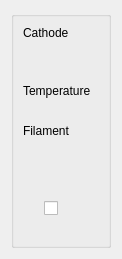
Old version of the form src/widgets/eGunLV.ui in the repository srgblnch/LinacGUI.
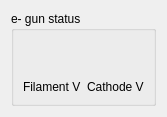
New version of the form. Custom widgets are drawn as their Qt base class.

Commit message: done clonning to Taurus the 'Start Up' view from Labview

Patch:
```diff
--- a/src/widgets/eGunLV.ui
+++ b/src/widgets/eGunLV.ui
@@ -6,123 +6,57 @@
    <rect>
     <x>0</x>
     <y>0</y>
-    <width>122</width>
-    <height>259</height>
+    <width>157</width>
+    <height>98</height>
    </rect>
   </property>
   <property name="windowTitle">
    <string>Form</string>
   </property>
-  <layout class="QGridLayout" name="gridLayout">
+  <layout class="QGridLayout" name="gridLayout_2">
    <item row="0" column="0">
     <widget class="TaurusGroupBox" name="eGunGroup">
-     <layout class="QGridLayout" name="gridLayout_2">
-      <item row="9" column="0">
-       <widget class="TaurusLed" name="onLed">
-        <property name="minimumSize">
-         <size>
-          <width>15</width>
-          <height>15</height>
-         </size>
-        </property>
-        <property name="maximumSize">
-         <size>
-          <width>15</width>
-          <height>15</height>
-         </size>
-        </property>
-       </widget>
-      </item>
-      <item row="9" column="1">
-       <widget class="TaurusValueCheckBox" name="onCheck">
-        <property name="showText">
-         <bool>false</bool>
-        </property>
-        <property name="autoApply">
-         <bool>true</bool>
-        </property>
-        <property name="forcedApply">
-         <bool>false</bool>
-        </property>
-       </widget>
-      </item>
-      <item row="11" column="0" colspan="2">
-       <widget class="TaurusLabel" name="eGunStatus"/>
-      </item>
-      <item row="8" column="0" colspan="2">
-       <widget class="TaurusLabel" name="filamentCurrent">
-        <property name="suffixText">
-         <string> A</string>
-        </property>
-       </widget>
-      </item>
-      <item row="7" column="0" colspan="2">
-       <widget class="TaurusValueSpinBox" name="filamentSetpoint">
-        <property name="autoApply">
-         <bool>true</bool>
-        </property>
-       </widget>
-      </item>
-      <item row="6" column="0" colspan="2">
+     <property name="title">
+      <string>e- gun status</string>
+     </property>
+     <layout class="QGridLayout" name="gridLayout">
+      <item row="1" column="1">
        <widget class="TaurusLabel" name="filamentValue">
         <property name="suffixText">
          <string> V</string>
         </property>
        </widget>
       </item>
-      <item row="5" column="0" colspan="2">
+      <item row="2" column="1">
        <widget class="QLabel" name="filamentLabel">
         <property name="text">
-         <string>Filament</string>
+         <string>Filament V</string>
         </property>
        </widget>
       </item>
-      <item row="4" column="0" colspan="2">
-       <widget class="TaurusLabel" name="temperatureValue">
-        <property name="suffixText">
-         <string> C</string>
-        </property>
-       </widget>
-      </item>
-      <item row="3" column="0" colspan="2">
-       <widget class="QLabel" name="temperatureLabel">
-        <property name="text">
-         <string>Temperature</string>
-        </property>
-       </widget>
-      </item>
-      <item row="2" column="0" colspan="2">
-       <widget class="TaurusValueSpinBox" name="cathodeSetpoint">
-        <property name="autoApply">
-         <bool>true</bool>
-        </property>
-       </widget>
-      </item>
-      <item row="1" column="0" colspan="2">
+      <item row="1" column="2">
        <widget class="TaurusLabel" name="cathodeValue">
         <property name="suffixText">
          <string> V</string>
         </property>
        </widget>
       </item>
-      <item row="0" column="0" colspan="2">
+      <item row="2" column="2">
        <widget class="QLabel" name="cathodeLabel">
         <property name="text">
-         <string>Cathode</string>
+         <string>Cathode V</string>
         </property>
        </widget>
       </item>
+      <item row="0" column="1" colspan="2">
+       <widget class="TaurusLabel" name="eGunStatus"/>
+      </item>
      </layout>
     </widget>
    </item>
   </layout>
  </widget>
  <customwidgets>
-  <customwidget>
-   <class>TaurusValueSpinBox</class>
-   <extends>QWidget</extends>
-   <header>taurus.qt.qtgui.input</header>
-  </customwidget>
   <customwidget>
    <class>TaurusWidget</class>
    <extends>QWidget</extends>
@@ -140,26 +74,6 @@
    <extends>QLabel</extends>
    <header>taurus.qt.qtgui.display</header>
   </customwidget>
-  <customwidget>
-   <class>TaurusValueCheckBox</class>
-   <extends>QCheckBox</extends>
-   <header>taurus.qt.qtgui.input</header>
-  </customwidget>
-  <customwidget>
-   <class>TaurusLed</class>
-   <extends>QLed</extends>
-   <header>taurus.qt.qtgui.display</header>
-  </customwidget>
-  <customwidget>
-   <class>QLed</class>
-   <extends>QPixmapWidget</extends>
-   <header>taurus.qt.qtgui.display</header>
-  </customwidget>
-  <customwidget>
-   <class>QPixmapWidget</class>
-   <extends>QWidget</extends>
-   <header>taurus.qt.qtgui.display</header>
-  </customwidget>
  </customwidgets>
  <resources/>
  <connections/>
```
Left out of the diff: 2 changed lines with no effect on the pictures. The commit also changes 11 other files.
